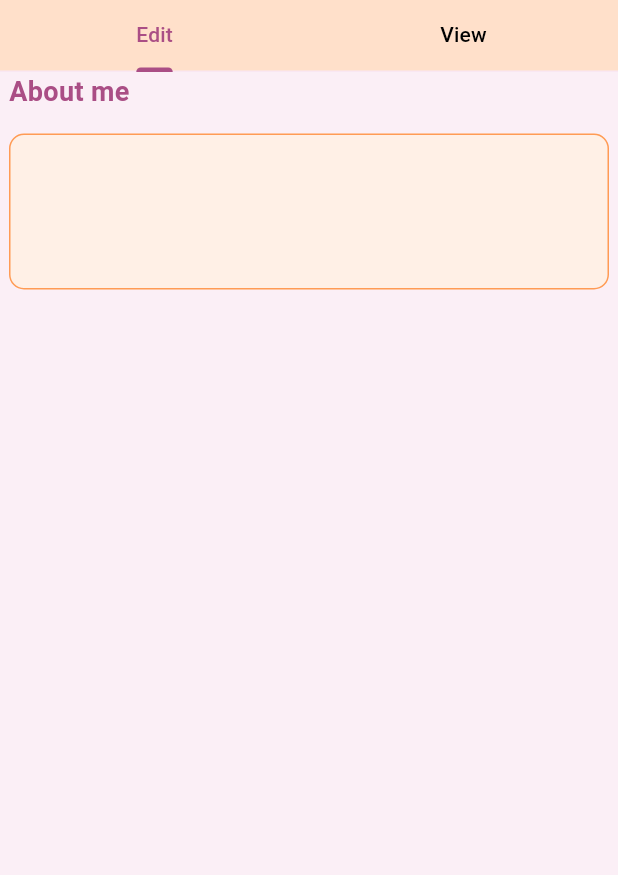
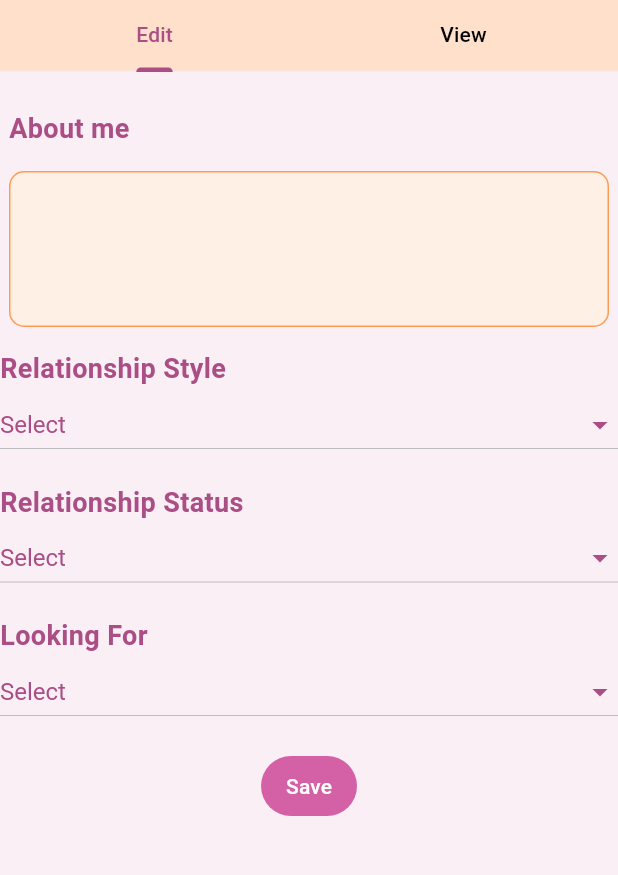
Before and after one commit to mayasaltzman/FNGR, a Flutter app: the UserProfilePage screen opened directly with empty values, on a phone screen of 412 x 824 dp, the part 84-959 px from its top. Run offline on Flutter 3.47's test engine with Material 3 defaults, Android fonts, the light colour scheme and no system bars; our stand-ins replace cloud_firestore, firebase_auth, firebase_core, firebase_storage, geocoding, geolocator and 2 more; missing offline and left inert: flutter_chat_core, flutter_chat_ui; accounts and stored records are empty; Roboto replaces fonts that are missing (Gilroy-bold).

Commit message:
single selects available for edits

```diff
--- a/lib/pages/profile/update_profile_page.dart
+++ b/lib/pages/profile/update_profile_page.dart
@@ -1,10 +1,14 @@
 import 'package:flutter/material.dart';
 import './widgets/text_input_widgets.dart';
+import './widgets/single_select_widget.dart';
 
 class UpdateProfilePage extends StatefulWidget {
   final String bio;
+  final String rStatus;
+  final String rStyle;
+  final String lookingFor;
 
-  const UpdateProfilePage({super.key, required this.bio});
+  const UpdateProfilePage({super.key, required this.bio, required this.rStatus, required this.rStyle, required this.lookingFor});
 
   @override
   State<UpdateProfilePage> createState() => _UpdateProfilePageState();
@@ -12,6 +16,9 @@ class UpdateProfilePage extends StatefulWidget {
 
 class _UpdateProfilePageState extends State<UpdateProfilePage> {
   final TextEditingController _bioController = TextEditingController();
+  String? _relationshipStyle;
+  String? _relationshipStatus;
+  String? _lookingFor;
 
   @override
   void initState() {
@@ -20,9 +27,47 @@ class _UpdateProfilePageState extends State<UpdateProfilePage> {
 
   @override
   Widget build(BuildContext context) {
-    return Column(children: [
+    return Column(spacing: 15, children: [
+      SizedBox(height: 10),
       TextInputFieldLong(controller: _bioController, bio: widget.bio),
-      TextButton(onPressed: (){}, child: Text("Save"))
+      SingleSelectDropDown(
+        value: _relationshipStyle,
+        label: "Relationship Style",
+        onChanged: (newVal) {
+          setState(() {
+            _relationshipStyle = newVal;
+          });
+        },
+        hintText: widget.rStyle,
+      ),
+       SingleSelectDropDown(
+        value: _relationshipStatus,
+        label: "Relationship Status",
+        onChanged: (newVal) {
+          setState(() {
+            _relationshipStatus = newVal;
+          });
+        },
+        hintText: widget.rStatus,
+      ),
+       SingleSelectDropDown(
+        value: _lookingFor,
+        label: "Looking For",
+        onChanged: (newVal) {
+          setState(() {
+            _lookingFor = newVal;
+          });
+        },
+        hintText: widget.lookingFor,
+      ),
+      TextButton(
+          onPressed: () {},
+          child: Text("Save"),
+          style: TextButton.styleFrom(
+            foregroundColor: Theme.of(context).colorScheme.secondaryFixed,
+            backgroundColor: Theme.of(context).colorScheme.secondary,
+          )),
+
     ]);
   }
 }
--- a/lib/pages/profile/user_profile_page.dart
+++ b/lib/pages/profile/user_profile_page.dart
@@ -216,7 +216,14 @@ class _UserProfilePageState extends State<UserProfilePage> {
                                     ),
                                     Expanded(
                                         child: TabBarView(children: [
-                                      UpdateProfilePage(bio: data['bio'] ?? ''),
+                                      UpdateProfilePage(
+                                          bio: data['bio'] ?? '',
+                                          rStatus:
+                                              data['relationship_status'] ?? '',
+                                          rStyle:
+                                              data['relationship_style'] ?? '',
+                                          lookingFor:
+                                              data['expectations'] ?? ''),
                                       SingleChildScrollView(
                                           child: Column(children: [
                                         BuildUserProfilePage(
--- a/lib/pages/profile/widgets/single_select_widget.dart
+++ b/lib/pages/profile/widgets/single_select_widget.dart
@@ -21,13 +21,14 @@ class SingleSelectDropDown extends StatelessWidget {
   final String? value;
   final String label;
   final ValueChanged<String?> onChanged;
+  final String? hintText;
 
-  const SingleSelectDropDown({
-    super.key,
-    required this.value,
-    required this.label,
-    required this.onChanged,
-  });
+  const SingleSelectDropDown(
+      {super.key,
+      required this.value,
+      required this.label,
+      required this.onChanged,
+      this.hintText});
 
   @override
   Widget build(BuildContext context) {
@@ -69,7 +70,7 @@ class SingleSelectDropDown extends StatelessWidget {
         const SizedBox(width: 20),
         SizedBox(
           child: DropdownButton<String>(
-            hint: Text("Select",
+            hint: Text(hintText != "" ? hintText! : "Select",
                 style: TextStyle(
                     color: Theme.of(context).colorScheme.primaryFixed)),
             isExpanded: true,
```
